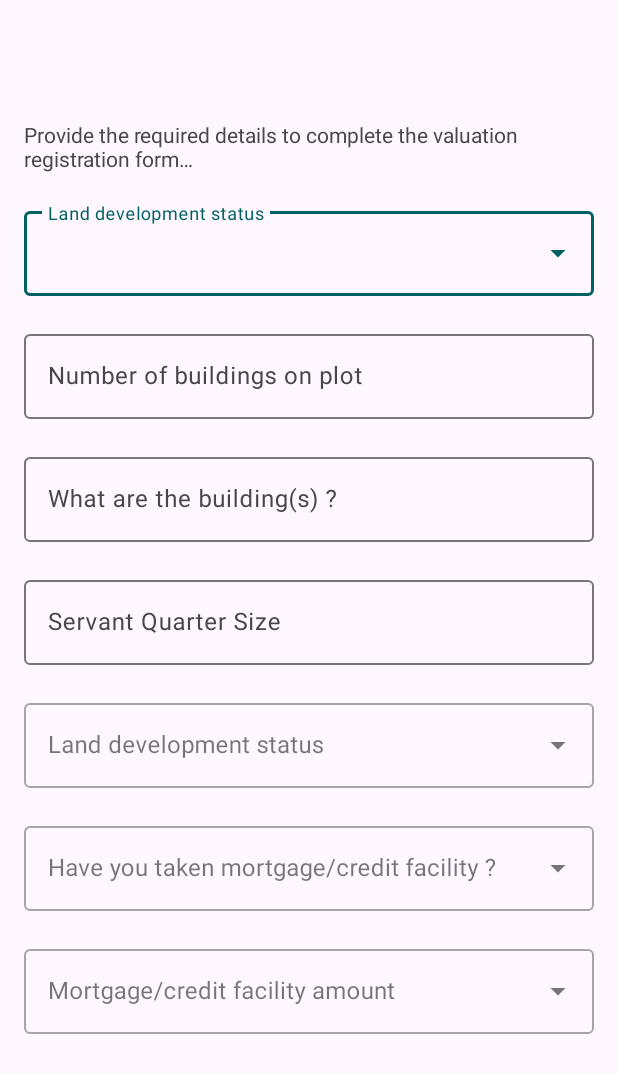
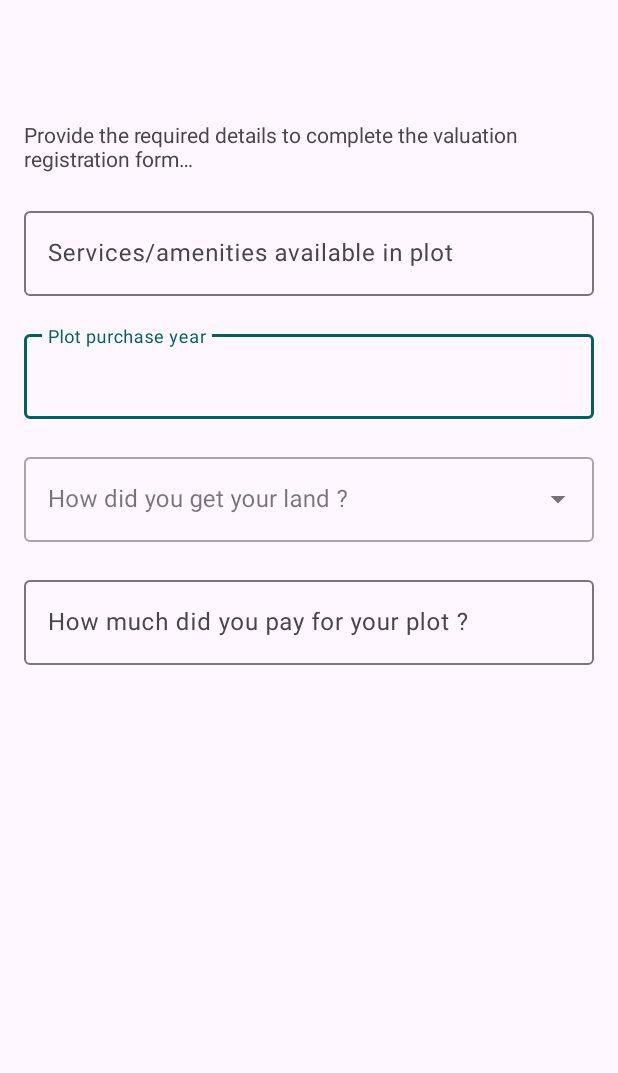
Before and after one commit to m453h/valuation_register_mobile_app, an Android app: the layout form_step_four.xml on its own in the app's theme, with its tools: preview values and no code run, on a phone screen of 412 x 824 dp. Shown: the top 1073 px of the screen. Run offline under Robolectric (Android 15) with nearby library versions, the phone set to English and light mode, and no system bars.

Commit message:
Implement valuation register fourth step

```diff
--- a/app/src/main/res/layout/form_step_four.xml
+++ b/app/src/main/res/layout/form_step_four.xml
@@ -30,33 +30,38 @@
                 android:layout_marginBottom="20dp"
                 android:textSize="14sp" />
 
-
-            <com.google.android.material.textfield.TextInputLayout
-                style="@style/Widget.MaterialComponents.TextInputLayout.OutlinedBox.ExposedDropdownMenu"
-                android:layout_width="match_parent"
-                android:layout_height="wrap_content"
-                android:layout_marginBottom="20dp"
-                android:hint="@string/land_development_status"
-                >
-                <AutoCompleteTextView
-                    android:id="@+id/is_land_developed_text_view"
-                    android:layout_width="match_parent"
-                    android:layout_height="match_parent"
-                    android:layout_weight="1"
-                    android:inputType="none" />
-            </com.google.android.material.textfield.TextInputLayout>
-
             <com.google.android.material.textfield.TextInputLayout
                 android:layout_width="match_parent"
                 android:layout_height="wrap_content"
                 android:layout_marginBottom="20dp">
 
                 <EditText
-                    android:id="@+id/plot_size_edit_text"
+                    android:id="@+id/services_amenities_text_view"
                     android:layout_width="match_parent"
                     android:layout_height="wrap_content"
-                    android:hint="@string/number_of_buildings_on_plot"
-                    android:inputType="numberDecimal"
+                    android:hint="@string/services_amenities_in_plot"
+                    android:inputType="text"
+                    android:cursorVisible="false"
+                    android:focusable="false"
+                    android:focusableInTouchMode="false"
+                    android:maxLines="1"
+                    android:singleLine="true" />
+
+            </com.google.android.material.textfield.TextInputLayout>
+
+            <com.google.android.material.textfield.TextInputLayout
+                android:id="@+id/other_services_amenities_input_layout"
+                android:visibility="gone"
+                android:layout_width="match_parent"
+                android:layout_height="wrap_content"
+                android:layout_marginBottom="20dp">
+
+                <EditText
+                    android:id="@+id/other_services_amenities_edit_text"
+                    android:layout_width="match_parent"
+                    android:layout_height="wrap_content"
+                    android:hint="@string/other_services_amenities"
+                    android:inputType="text"
                     android:maxLines="1"
                     android:singleLine="true" />
 
@@ -68,14 +73,45 @@
                 android:layout_marginBottom="20dp">
 
                 <EditText
-                    android:id="@+id/building_types_edit_text"
+                    android:id="@+id/when_plot_was_purchased_edit_text"
                     android:layout_width="match_parent"
                     android:layout_height="wrap_content"
-                    android:hint="@string/building_types"
+                    android:hint="@string/plot_purchase_year"
+                    android:inputType="number"
+                    android:maxLines="1"
+                    android:singleLine="true" />
+
+            </com.google.android.material.textfield.TextInputLayout>
+
+            <com.google.android.material.textfield.TextInputLayout
+                style="@style/Widget.MaterialComponents.TextInputLayout.OutlinedBox.ExposedDropdownMenu"
+                android:layout_width="match_parent"
+                android:layout_height="wrap_content"
+                android:layout_marginBottom="20dp"
+                android:hint="@string/howLandWasAcquired"
+                >
+                <AutoCompleteTextView
+                    android:id="@+id/how_land_was_acquired_text_view"
+                    android:layout_width="match_parent"
+                    android:layout_height="match_parent"
+                    android:layout_weight="1"
+                    android:inputType="none" />
+            </com.google.android.material.textfield.TextInputLayout>
+
+            <com.google.android.material.textfield.TextInputLayout
+                android:id="@+id/other_way_land_was_acquired_input_layout"
+                android:visibility="gone"
+                android:layout_width="match_parent"
+                android:layout_height="wrap_content"
+                android:layout_marginBottom="20dp">
+
+                <EditText
+                    android:id="@+id/other_way_land_was_acquired_edit_text"
+                    android:layout_width="match_parent"
+                    android:layout_height="wrap_content"
+                    android:hint="@string/other_ways_land_was_acquired"
                     android:inputType="text"
                     android:cursorVisible="false"
-                    android:focusable="false"
-                    android:focusableInTouchMode="false"
                     android:maxLines="1"
                     android:singleLine="true" />
 
@@ -87,63 +123,16 @@
                 android:layout_marginBottom="20dp">
 
                 <EditText
-                    android:id="@+id/servant_quarter_size_edit_text"
+                    android:id="@+id/how_much_was_paid_to_acquire_land_edit_text"
                     android:layout_width="match_parent"
                     android:layout_height="wrap_content"
-                    android:hint="@string/servant_quarter_size"
-                    android:inputType="numberDecimal"
+                    android:hint="@string/howMuchWasPaidToAcquireLand"
+                    android:inputType="number"
                     android:maxLines="1"
                     android:singleLine="true" />
 
             </com.google.android.material.textfield.TextInputLayout>
 
-
-            <com.google.android.material.textfield.TextInputLayout
-                style="@style/Widget.MaterialComponents.TextInputLayout.OutlinedBox.ExposedDropdownMenu"
-                android:layout_width="match_parent"
-                android:layout_height="wrap_content"
-                android:layout_marginBottom="20dp"
-                android:hint="@string/land_development_status"
-                >
-                <AutoCompleteTextView
-                    android:id="@+id/property_condition_text_view"
-                    android:layout_width="match_parent"
-                    android:layout_height="match_parent"
-                    android:layout_weight="1"
-                    android:inputType="none" />
-            </com.google.android.material.textfield.TextInputLayout>
-
-            <com.google.android.material.textfield.TextInputLayout
-                style="@style/Widget.MaterialComponents.TextInputLayout.OutlinedBox.ExposedDropdownMenu"
-                android:layout_width="match_parent"
-                android:layout_height="wrap_content"
-                android:layout_marginBottom="20dp"
-                android:hint="@string/has_mortgage"
-                >
-                <AutoCompleteTextView
-                    android:id="@+id/has_mortgage_text_view"
-                    android:layout_width="match_parent"
-                    android:layout_height="match_parent"
-                    android:layout_weight="1"
-                    android:inputType="none" />
-            </com.google.android.material.textfield.TextInputLayout>
-
-            <com.google.android.material.textfield.TextInputLayout
-                style="@style/Widget.MaterialComponents.TextInputLayout.OutlinedBox.ExposedDropdownMenu"
-                android:layout_width="match_parent"
-                android:layout_height="wrap_content"
-                android:layout_marginBottom="20dp"
-                android:hint="@string/mortgage_amount"
-                >
-                <AutoCompleteTextView
-                    android:id="@+id/mortgage_amount_text_view"
-                    android:layout_width="match_parent"
-                    android:layout_height="match_parent"
-                    android:layout_weight="1"
-                    android:inputType="none" />
-            </com.google.android.material.textfield.TextInputLayout>
-
-
         </LinearLayout>
 
     </ScrollView>
```
Also changed, not shown: app/src/main/java/com/aru/valuationregister/ValuationRegister/FormStepFour.java (+119 -13 lines).
